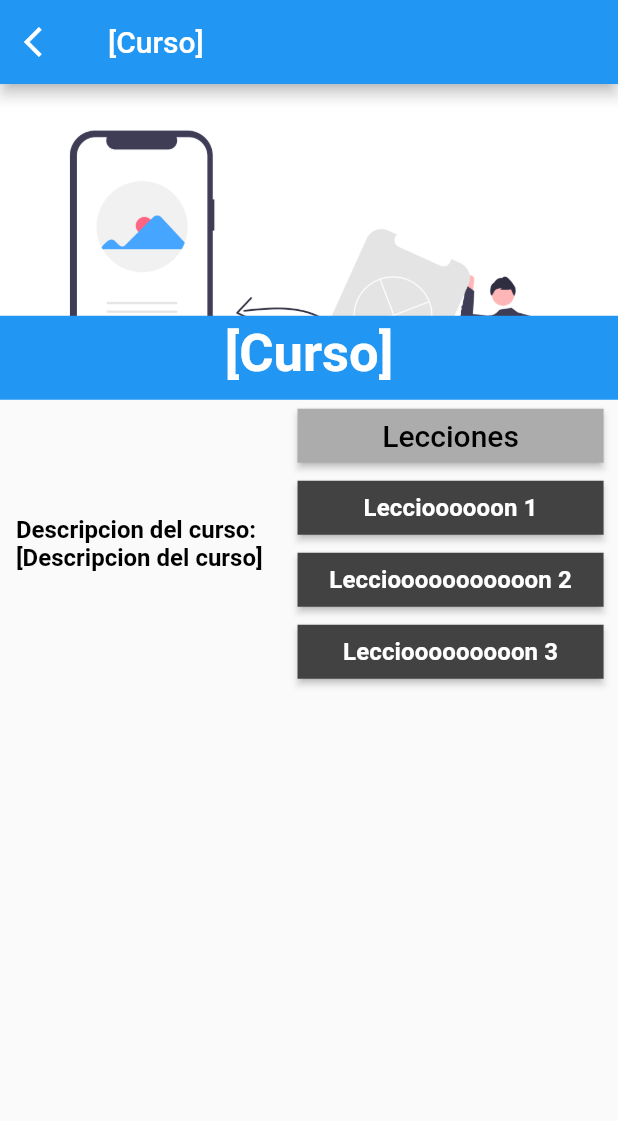
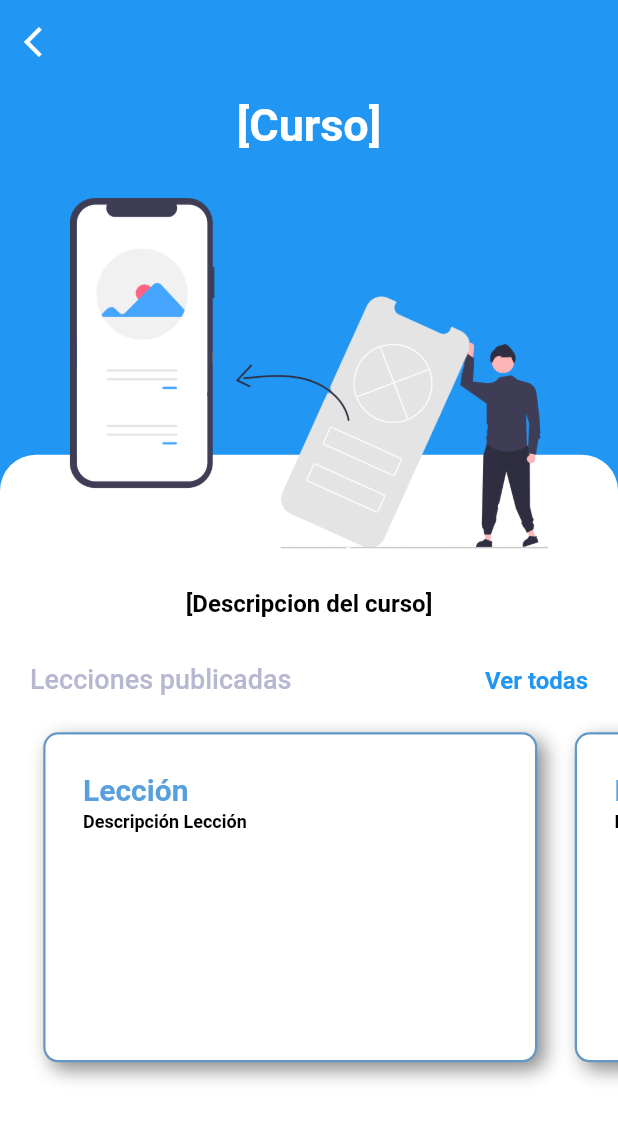
Before and after one commit to Exodus-Titan/Entrega-de-Flutter-Desarrollo, a Flutter app: the screen it shows after launch, after a tap on "JavaScript", on a phone screen of 412 x 824 dp. Shown: the top 1121 px of the screen. Run offline on Flutter 3.47's test engine with Material 2 defaults, Android fonts, the phone set to English and light mode, and no system bars; drawn by our look-alikes of carousel_slider; our stand-ins replace connectivity_plus, like_button, moor_flutter, shared_preferences; missing offline and left inert: dart:ffi; network calls fail.

Commit message:
2da pantalla
Algunos cambios en la vista, carrusel de lecciones, pase de información

```diff
--- a/flutter_app_1/lib/main.dart
+++ b/flutter_app_1/lib/main.dart
@@ -57,6 +57,15 @@ class _MyAppState extends State<MyApp> {
               fontSize: 20.0,
               fontWeight: FontWeight.w500,
               color: Color.fromARGB(255, 0, 0, 0),
+            ),
+            headline5: TextStyle(
+              fontSize: 30.0,
+              fontWeight: FontWeight.bold,
+              color: Color(0xFFFFFFFF),
+            ),
+            headline6: TextStyle(
+              fontSize: 18.0,
+              color: Color(0XFFB7B7D2),
             ),
             bodyText1: TextStyle(
               fontSize: 20.0,
--- /dev/null
+++ b/flutter_app_1/lib/pruebas_para_el_api/componentes/item_lecciones.dart
@@ -0,0 +1,62 @@
+import 'package:flutter/material.dart';
+
+class ItemLecciones extends StatelessWidget {
+  const ItemLecciones({super.key});
+
+  @override
+  Widget build(BuildContext context) {
+    return Padding(
+      padding: const EdgeInsets.only(right: 25.0, bottom:20.0, top: 20.0),
+      child: Container(
+        decoration: boxDecoration(context),
+        child: Padding(
+          padding: const EdgeInsets.all(25.0),
+          child: Column(
+              mainAxisAlignment: MainAxisAlignment.spaceBetween,
+              crossAxisAlignment: CrossAxisAlignment.stretch,
+              children: <Widget>[
+                infoLeccion(context),
+              ],
+          ),
+        ),
+      ),
+    );
+  }
+}
+
+BoxDecoration boxDecoration(context) {
+  return BoxDecoration(
+    color: Colors.white,
+    border: Border.all(
+      color: Color(0xFF6297C6),
+      width: 1.5,),
+    borderRadius: BorderRadius.circular(10.0),
+    boxShadow: const <BoxShadow> [
+      BoxShadow(
+        color: Colors.black45,
+        offset: Offset(5.0, 5.0),
+        blurRadius: 10.0
+      ),
+    ],
+  );
+}
+
+Widget infoLeccion(context) {
+  return Column(
+    crossAxisAlignment: CrossAxisAlignment.start,
+    children: <Widget> [
+      Text(
+        'Lección',
+        style: Theme.of(context).textTheme.headline3,
+      ),
+      const SizedBox(height: 3.0),
+      const Text(
+        'Descripción Lección', //this.curso.descripcion
+        style: TextStyle(
+        fontSize: 12.0,
+        color: Color(0xFF000000),
+        ),
+      ),
+    ],
+  );
+}
--- /dev/null
+++ b/flutter_app_1/lib/pruebas_para_el_api/componentes/lecciones.dart
@@ -0,0 +1,26 @@
+import 'package:flutter/material.dart';
+import 'package:carousel_slider/carousel_slider.dart';
+import 'item_lecciones.dart';
+
+class CarouselLecciones extends StatelessWidget {
+  const CarouselLecciones(BuildContext context, {Key? key}) : super(key: key);
+
+  @override
+  Widget build(BuildContext context) {
+    return CarouselSlider(
+      options: CarouselOptions(
+        enableInfiniteScroll: false,
+        reverse: false,
+        viewportFraction: 0.86,
+        height: 260.0,
+      ),
+      items: const <Widget>[
+        //se elimina el widget y se agrega la lista de cursos
+        ItemLecciones(),
+        ItemLecciones(),
+        ItemLecciones(),
+        ItemLecciones(),
+      ],
+    );
+  }
+}
--- a/flutter_app_1/lib/pruebas_para_el_api/pantallas/pantalla_detalle_curso.dart
+++ b/flutter_app_1/lib/pruebas_para_el_api/pantallas/pantalla_detalle_curso.dart
@@ -1,6 +1,5 @@
-// NO FINALIZADO //
-
 import 'package:flutter/material.dart';
+import '../componentes/lecciones.dart';
 
 class PantallaDetalleCurso extends StatelessWidget {
   final String tituloCurso;
@@ -12,21 +11,13 @@ class PantallaDetalleCurso extends StatelessWidget {
   @override
   Widget build(BuildContext context) {
     return Scaffold(
+    backgroundColor: const Color(0xFF2196F3),
       appBar: widgetAppBar(tituloCurso, context),
       body: SingleChildScrollView(
         child: Column(
           crossAxisAlignment: CrossAxisAlignment.center,
           children: <Widget>[
-            widgetImage(),
-            widgetTituloCurso(tituloCurso, context),
-            Row(
-              mainAxisAlignment: MainAxisAlignment.spaceAround,
-              children: <Widget>[
-                widgetFlexible(
-                    context, widgetDescripcionCurso(descripcionCurso, context)),
-                widgetFlexible(context, widgetListaLecciones(context)),
-              ],
-            ),
+            body(tituloCurso, descripcionCurso, context),
           ],
         ),
       ),
@@ -37,7 +28,7 @@ class PantallaDetalleCurso extends StatelessWidget {
 PreferredSizeWidget? widgetAppBar(String tituloCurso, BuildContext context) {
   return AppBar(
     backgroundColor: const Color(0xFF2196F3),
-    title: Text(tituloCurso),
+    elevation: 0,
     automaticallyImplyLeading: false,
     leading: IconButton(
       onPressed: () {
@@ -51,94 +42,96 @@ PreferredSizeWidget? widgetAppBar(String tituloCurso, BuildContext context) {
   );
 }
 
-Widget widgetImage() {
-  return AspectRatio(
-    aspectRatio: 400 / 150,
-    child: Container(
-      decoration: const BoxDecoration(
-        image: DecorationImage(
-          fit: BoxFit.fitWidth,
-          alignment: FractionalOffset.topCenter,
-          image: AssetImage('assets/imgs/CursoDiseño.png'),
+Widget body(String tituloCurso, String descripcionCurso, BuildContext context) {
+  Size size = MediaQuery.of(context).size;
+  return SingleChildScrollView(
+    child: Column (
+      children: <Widget> [
+        SizedBox(
+          height: size.height,
+          child: Stack(
+            children: <Widget>[
+              Container(
+                margin: EdgeInsets.only(top: size.height * 0.3),
+                height: 600,
+                decoration: const BoxDecoration(
+                  color: Colors.white,
+                  borderRadius: BorderRadius.only(
+                    topLeft: Radius.circular(24),
+                    topRight: Radius.circular(24),
+                  ),
+                ),
+                child: Column(
+                  children: <Widget> [
+                    Padding(
+                      padding: const EdgeInsets.only(
+                        top: 90,
+                        left: 20,
+                        right: 20,
+                      ),
+                      child: Text(
+                        descripcionCurso,
+                        style: Theme.of(context).textTheme.subtitle1,
+                        textAlign: TextAlign.justify,
+                      ),
+                    ),
+                    leccionCurso(context),
+                  ],
+                ),
+              ),
+              Padding(
+                padding: const EdgeInsets.only(
+                  top: 10.0, bottom: 10.0),
+                  child: Column(
+                  crossAxisAlignment: CrossAxisAlignment.stretch,
+                  children: <Widget>[
+                    Text(
+                      tituloCurso,
+                      textAlign: TextAlign.center,
+                      style: Theme.of(context).textTheme.headline5,
+                    ),
+                    Row(
+                      children: <Widget>[
+                        const SizedBox(),
+                        Expanded(child: Image.asset(
+                          'assets/imgs/CursoSinFondo.png',
+                          fit: BoxFit.fill,
+                          ),),
+                      ],
+                    ),
+                  ],),
+              ),
+            ],
+          ),
         ),
-      ),
+      ],
     ),
   );
 }
 
-Widget widgetFlexible(BuildContext context, Widget widget) {
-  return Flexible(child: widget);
-}
-
-Widget widgetTituloCurso(String tituloCurso, BuildContext context) {
-  return Container(
-    width: double.infinity,
-    color: const Color(0xFF2196F3),
-    padding: const EdgeInsets.fromLTRB(1.0, 5.0, 1.0, 10.0),
-    child: Text(
-      tituloCurso,
-      style: Theme.of(context).textTheme.headline1,
-      textAlign: TextAlign.center,
-    ),
+Widget leccionCurso(context) {
+  return Column(
+    crossAxisAlignment: CrossAxisAlignment.start,
+    children: <Widget>[
+      Padding(
+        padding: const EdgeInsets.only(
+            left: 20.0, right: 20.0, top: 30.0, bottom: 5.0),
+        child: Row(
+          mainAxisAlignment: MainAxisAlignment.spaceBetween,
+          crossAxisAlignment: CrossAxisAlignment.end,
+          children: <Widget>[
+            Text(
+              'Lecciones publicadas',
+              style: Theme.of(context).textTheme.headline6,
+            ),
+            Text(
+              'Ver todas',
+              style: Theme.of(context).textTheme.bodyText2,
+            ),
+          ],
+        ),
+      ),
+      CarouselLecciones(context),
+    ],
   );
 }
-
-Widget widgetDescripcionCurso(String descripcionCurso, BuildContext context) {
-  return Container(
-    padding: const EdgeInsets.fromLTRB(1.0, 0, 2.0, 0),
-    child: Text(
-      'Descripcion del curso: \n$descripcionCurso',
-      style: Theme.of(context).textTheme.subtitle1,
-      textAlign: TextAlign.justify,
-    ),
-  );
-}
-
-Widget widgetMaterialButton(
-    Text texto, int colorA, int colorR, int colorG, int colorB) {
-  return MaterialButton(
-    shape: RoundedRectangleBorder(borderRadius: BorderRadius.circular(0)),
-    onPressed: () {
-      // debugPrint('Navega hacia la leccion');
-    },
-    minWidth: double.infinity,
-    color: Color.fromARGB(colorA, colorR, colorG, colorB),
-    child: texto,
-  );
-}
-
-Text widgetTextLeccion(BuildContext context, String texto) {
-  return Text(
-    texto,
-    style: Theme.of(context).textTheme.subtitle2,
-    textAlign: TextAlign.left,
-  );
-}
-
-// Color c = Color(Color.fromARGB(255, 172, 172, 172))
-
-Widget widgetListaLecciones(BuildContext context) {
-  return Container(
-    padding: const EdgeInsets.fromLTRB(2.0, 0, 0, 0),
-    child: Column(
-      crossAxisAlignment: CrossAxisAlignment.stretch,
-      children: <Widget>[
-        widgetMaterialButton(
-            Text(
-              'Lecciones',
-              style: Theme.of(context).textTheme.headline4,
-            ),
-            255,
-            172,
-            172,
-            172),
-        widgetMaterialButton(
-            widgetTextLeccion(context, 'Leccioooooon 1'), 255, 66, 66, 66),
-        widgetMaterialButton(
-            widgetTextLeccion(context, 'Lecciooooooooooon 2'), 255, 66, 66, 66),
-        widgetMaterialButton(
-            widgetTextLeccion(context, 'Lecciooooooooon 3'), 255, 66, 66, 66),
-      ],
-    ),
-  );
-}
```
Also changed, not shown: flutter_app_1/assets/imgs/CursoRobotica.png (deleted), flutter_app_1/assets/imgs/CursoSinFondo.png (added).
